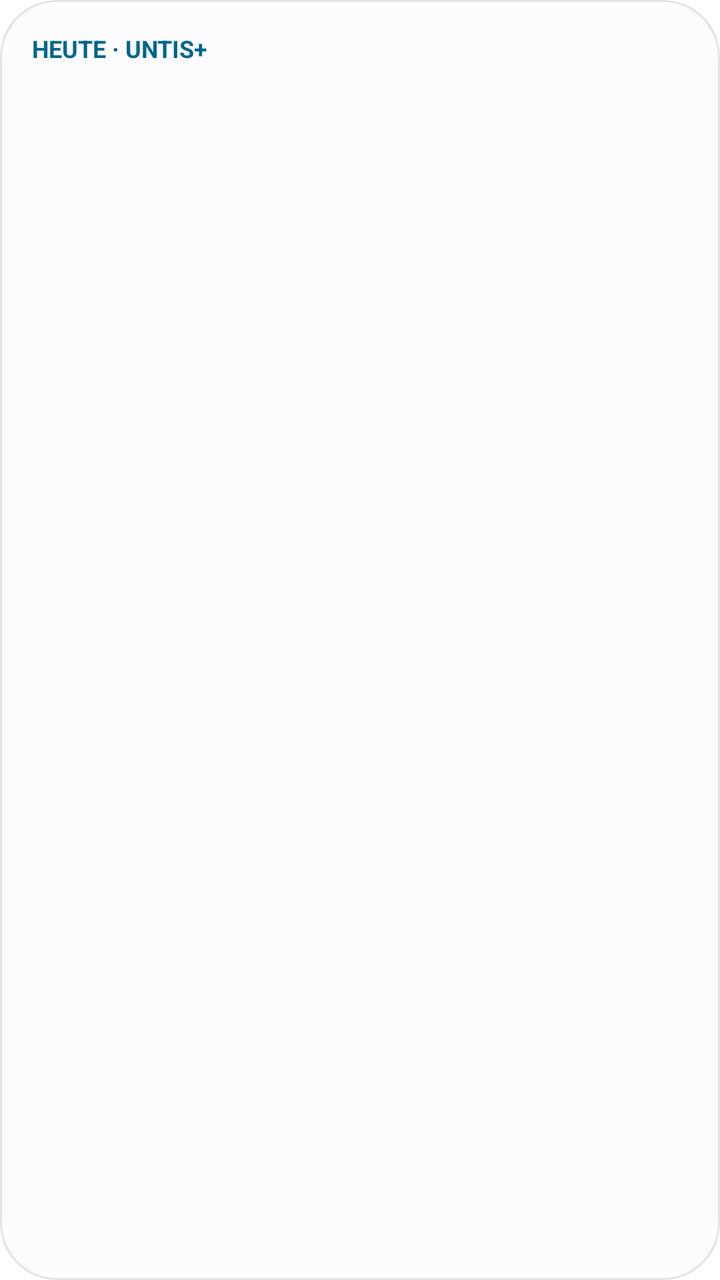
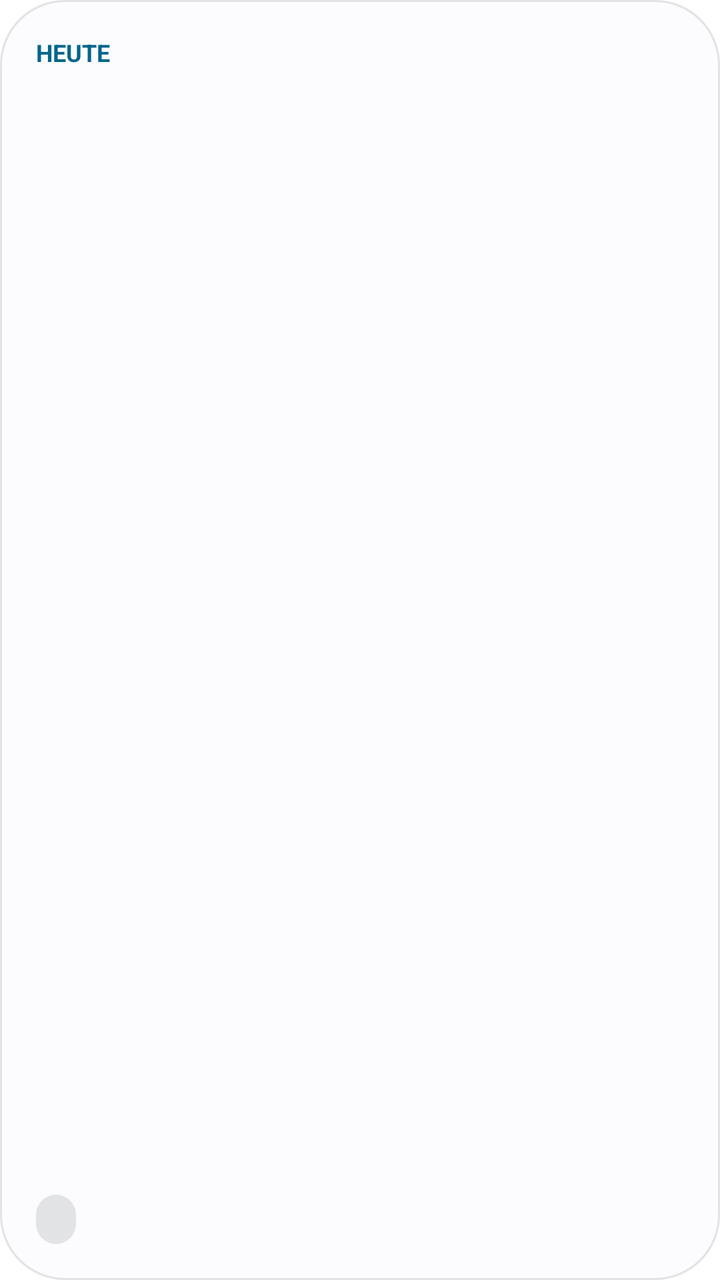

Two renders of the same Android screen: before a commit and after it. Below are the layout's source before the change and the commit's diff.
<!-- AndroidManifest.xml: fallback theme Theme.MaterialComponents.DayNight.NoActionBar -->
<!-- res/layout/widget_daily_schedule.xml -->
<?xml version="1.0" encoding="utf-8"?>
<LinearLayout xmlns:android="http://schemas.android.com/apk/res/android"
    android:id="@+id/widget_schedule_root"
    android:layout_width="match_parent"
    android:layout_height="match_parent"
    android:orientation="vertical"
    android:padding="16dp"
    android:background="@drawable/widget_m3_surface">
    <TextView android:layout_width="wrap_content" android:layout_height="wrap_content" android:text="HEUTE · UNTIS+" android:textColor="@color/widget_primary" android:textStyle="bold" android:textSize="12sp" />
    <TextView android:id="@+id/widget_daily_schedule" android:layout_width="match_parent" android:layout_height="wrap_content" android:layout_marginTop="8dp" android:textColor="@color/widget_on_surface" android:textSize="15sp" android:lineSpacingExtra="3dp" />
</LinearLayout>
<!-- resources referenced by this layout -->
<resources>
  <color name="widget_on_surface">#FF171C25</color>
  <color name="widget_primary">#FF005AC1</color>
  <!-- drawable widget_m3_surface (drawable) -->
  <?xml version="1.0" encoding="utf-8"?>
  <shape xmlns:android="http://schemas.android.com/apk/res/android" android:shape="rectangle">
      <solid android:color="@color/widget_surface" />
      <corners android:radius="28dp" />
      <padding android:left="2dp" android:top="2dp" android:right="2dp" android:bottom="2dp" />
      <stroke android:width="1dp" android:color="@color/widget_surface_variant" />
  </shape>
  <color name="widget_surface">#FFF7F9FF</color>
  <color name="widget_surface_variant">#FFDCE5F5</color>
</resources>

<!-- the commit's change to res/layout/widget_daily_schedule.xml (unified diff, before → after) -->
@@ -1,11 +1,12 @@
 <?xml version="1.0" encoding="utf-8"?>
-<LinearLayout xmlns:android="http://schemas.android.com/apk/res/android"
+<RelativeLayout xmlns:android="http://schemas.android.com/apk/res/android"
     android:id="@+id/widget_schedule_root"
     android:layout_width="match_parent"
     android:layout_height="match_parent"
-    android:orientation="vertical"
-    android:padding="16dp"
-    android:background="@drawable/widget_m3_surface">
-    <TextView android:layout_width="wrap_content" android:layout_height="wrap_content" android:text="HEUTE · UNTIS+" android:textColor="@color/widget_primary" android:textStyle="bold" android:textSize="12sp" />
-    <TextView android:id="@+id/widget_daily_schedule" android:layout_width="match_parent" android:layout_height="wrap_content" android:layout_marginTop="8dp" android:textColor="@color/widget_on_surface" android:textSize="15sp" android:lineSpacingExtra="3dp" />
-</LinearLayout>
+    android:background="@drawable/widget_expressive_surface"
+    android:padding="18dp">
+    <TextView android:layout_width="wrap_content" android:layout_height="wrap_content" android:text="HEUTE" android:textColor="@color/widget_primary" android:textSize="12sp" android:textStyle="bold" />
+    <TextView android:id="@+id/widget_schedule_account" android:layout_width="wrap_content" android:layout_height="wrap_content" android:layout_alignParentEnd="true" android:ellipsize="end" android:maxLines="1" android:textColor="@color/widget_on_surface_variant" android:textSize="12sp" />
+    <TextView android:id="@+id/widget_daily_schedule" android:layout_width="match_parent" android:layout_height="wrap_content" android:layout_below="@id/widget_schedule_account" android:layout_marginTop="12dp" android:ellipsize="end" android:lineSpacingExtra="4dp" android:maxLines="3" android:textColor="@color/widget_on_surface" android:textSize="15sp" />
+    <TextView android:id="@+id/widget_schedule_status" android:layout_width="wrap_content" android:layout_height="wrap_content" android:layout_alignParentBottom="true" android:background="@drawable/widget_status_pill" android:paddingHorizontal="10dp" android:paddingVertical="5dp" android:textColor="@color/widget_primary" android:textSize="11sp" />
+</RelativeLayout>
<!-- resource entries referenced after the edit -->
@@ -1,14 +1,18 @@
 <!-- resources referenced by this layout -->
 <resources>
   <color name="widget_on_surface">#FF171C25</color>
+  <color name="widget_on_surface_variant">#FF42474F</color>
   <color name="widget_primary">#FF005AC1</color>
-  <!-- drawable widget_m3_surface (drawable) -->
-  <?xml version="1.0" encoding="utf-8"?>
+  <!-- drawable widget_expressive_surface (drawable) -->
   <shape xmlns:android="http://schemas.android.com/apk/res/android" android:shape="rectangle">
       <solid android:color="@color/widget_surface" />
-      <corners android:radius="28dp" />
-      <padding android:left="2dp" android:top="2dp" android:right="2dp" android:bottom="2dp" />
+      <corners android:radius="32dp" />
       <stroke android:width="1dp" android:color="@color/widget_surface_variant" />
+  </shape>
+  <!-- drawable widget_status_pill (drawable) -->
+  <shape xmlns:android="http://schemas.android.com/apk/res/android" android:shape="rectangle">
+      <solid android:color="@color/widget_surface_variant" />
+      <corners android:radius="99dp" />
   </shape>
   <color name="widget_surface">#FFF7F9FF</color>
   <color name="widget_surface_variant">#FFDCE5F5</color>
